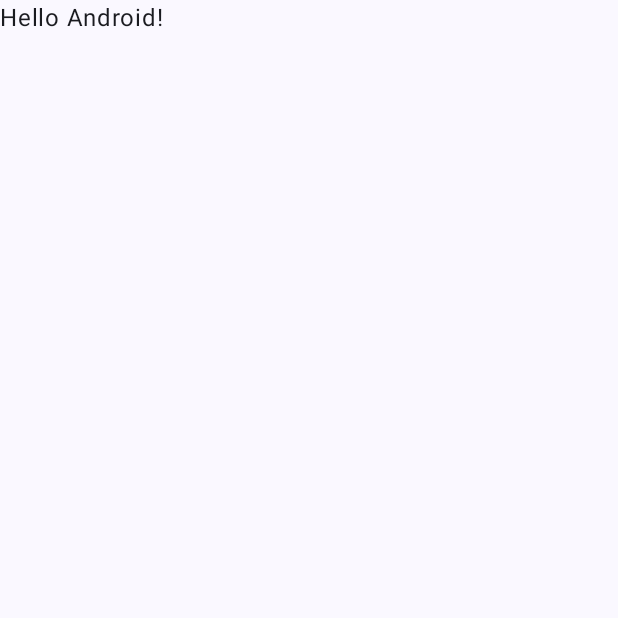
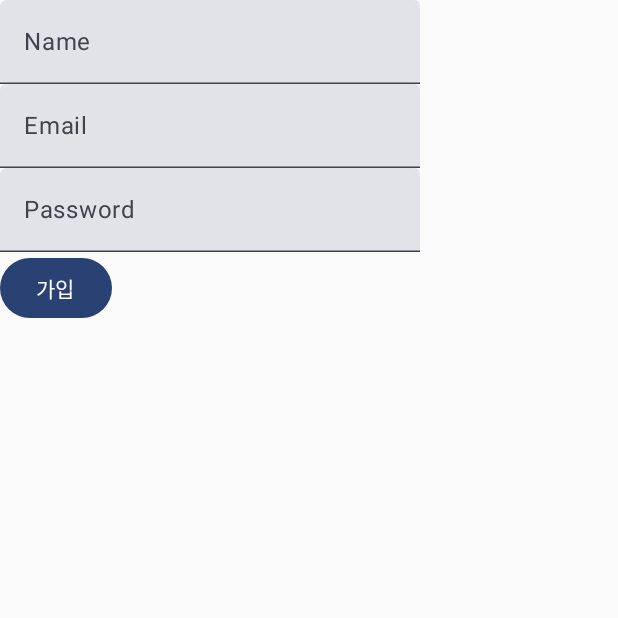
Before and after one commit to nyulnyul/SpringApiTestCleanArchitecture, an Android app built with Jetpack Compose: the screen it shows after launch (MainActivity), on a phone screen of 412 x 824 dp, the top half of it. Before the commit the part shown is almost empty. Run offline under Robolectric (Android 15) with nearby library versions, the phone set to English and light mode, and no system bars.

```diff
--- a/app/src/main/AndroidManifest.xml
+++ b/app/src/main/AndroidManifest.xml
@@ -1,8 +1,10 @@
 <?xml version="1.0" encoding="utf-8"?>
 <manifest xmlns:android="http://schemas.android.com/apk/res/android"
     xmlns:tools="http://schemas.android.com/tools">
+    <uses-permission android:name="android.permission.INTERNET"/>
 
     <application
+        android:networkSecurityConfig="@xml/network_security_config"
         android:allowBackup="true"
         android:dataExtractionRules="@xml/data_extraction_rules"
         android:fullBackupContent="@xml/backup_rules"
--- a/app/src/main/java/com/example/springapitest/MainActivity.kt
+++ b/app/src/main/java/com/example/springapitest/MainActivity.kt
@@ -10,21 +10,21 @@ import androidx.compose.material3.Text
 import androidx.compose.runtime.Composable
 import androidx.compose.ui.Modifier
 import androidx.compose.ui.tooling.preview.Preview
+import com.example.springapitest.presentation.components.UserScreen
+import com.example.springapitest.presentation.viewmodel.MainViewModel
 import com.example.springapitest.ui.theme.SpringApiTestTheme
 
 class MainActivity : ComponentActivity() {
     override fun onCreate(savedInstanceState: Bundle?) {
         super.onCreate(savedInstanceState)
+        val viewModel = MainViewModel()
+
         setContent {
             SpringApiTestTheme {
                 // A surface container using the 'background' color from the theme
-                Surface(
-                    modifier = Modifier.fillMaxSize(),
-                    color = MaterialTheme.colorScheme.background
-                ) {
-                    Greeting("Android")
-                }
+                UserScreen(viewModel = viewModel)
             }
+
         }
     }
 }
--- /dev/null
+++ b/app/src/main/java/com/example/springapitest/data/repository/User.kt
@@ -0,0 +1,5 @@
+package com.example.springapitest.data.repository
+
+data class User(var password: String,var name: String, var email: String, ) {
+
+}
--- /dev/null
+++ b/app/src/main/java/com/example/springapitest/presentation/components/UserScreen.kt
@@ -0,0 +1,46 @@
+package com.example.springapitest.presentation.components
+
+import androidx.compose.foundation.layout.Column
+import androidx.compose.material3.Button
+import androidx.compose.material3.ExperimentalMaterial3Api
+import androidx.compose.material3.Text
+import androidx.compose.material3.TextField
+import androidx.compose.runtime.Composable
+import androidx.compose.runtime.getValue
+import androidx.compose.runtime.mutableStateOf
+import androidx.compose.runtime.remember
+import androidx.compose.runtime.setValue
+import com.example.springapitest.presentation.viewmodel.MainViewModel
+
+@OptIn(ExperimentalMaterial3Api::class)
+@Composable
+fun UserScreen(viewModel: MainViewModel) {
+    val userData = viewModel.userData.value
+    var name by remember { mutableStateOf("") }
+    var email by remember { mutableStateOf("") }
+    var password by remember { mutableStateOf("") }
+
+    Column {
+
+        TextField(
+            value = name,
+            onValueChange = { name = it },
+            label = { Text("Name") }
+        )
+        TextField(
+            value = email,
+            onValueChange = { email = it },
+            label = { Text("Email") }
+        )
+        TextField(
+            value = password,
+            onValueChange = { password = it },
+            label = { Text("Password") }
+        )
+        Button(onClick = {
+            viewModel.registerUser( password = password, name = name, email = email)
+        }) {
+            Text("가입")
+        }
+    }
+}
--- /dev/null
+++ b/app/src/main/res/xml/network_security_config.xml
@@ -0,0 +1,6 @@
+<?xml version="1.0" encoding="utf-8"?>
+<network-security-config>
+    <domain-config cleartextTrafficPermitted="true">
+        <domain includeSubdomains="true">10.0.2.2</domain>
+    </domain-config>
+</network-security-config>
--- a/build.gradle.kts
+++ b/build.gradle.kts
@@ -1,5 +1,8 @@
+
+
 // Top-level build file where you can add configuration options common to all sub-projects/modules.
 plugins {
     id("com.android.application") version "8.1.1" apply false
     id("org.jetbrains.kotlin.android") version "1.8.10" apply false
+    id("com.google.dagger.hilt.android") version "2.44" apply false
 }
```
Also changed, not shown: app/build.gradle.kts (+39 -5 lines), app/src/main/java/com/example/springapitest/data/model/UserModel.kt (added, +12 -0 lines), app/src/main/java/com/example/springapitest/data/repository/RetrofitModule.kt (added, +24 -0 lines), app/src/main/java/com/example/springapitest/data/source/remote/ApiService.kt (added, +17 -0 lines), app/src/main/java/com/example/springapitest/presentation/viewmodel/MainViewModel.kt (added, +38 -0 lines).
